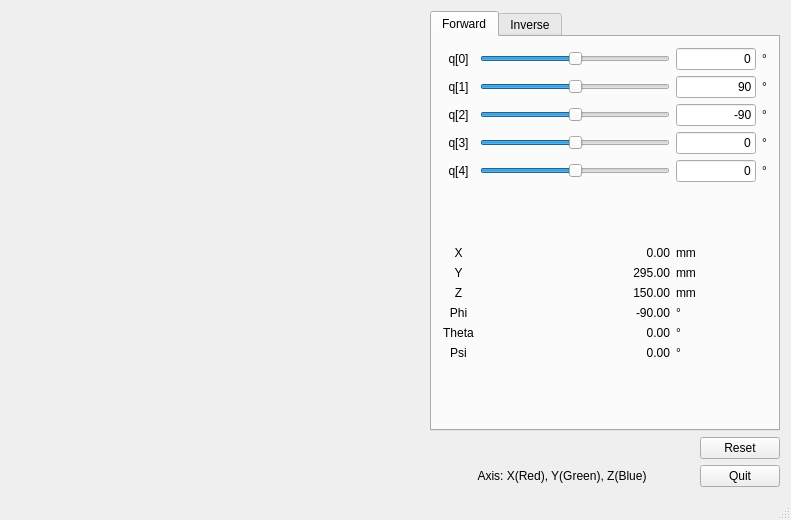
Above: PhantomX-Robot-Arm-Kit/mainwindow.ui from lego8421/PhantomX-Robot-Arm-Kit before the change. Below: the same form after it.
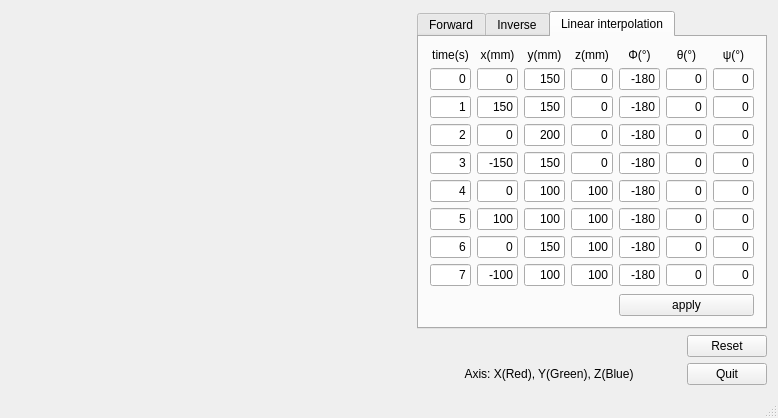
That is the form after the change. The open tabs and pages were chosen to show the change. Icons and pictures are not drawn. Custom widgets are drawn as their Qt base class.

Commit message: Linear interpolation UI 세팅

The edit to the form file:
```diff
--- a/PhantomX-Robot-Arm-Kit/mainwindow.ui
+++ b/PhantomX-Robot-Arm-Kit/mainwindow.ui
@@ -6,8 +6,8 @@
    <rect>
     <x>0</x>
     <y>0</y>
-    <width>791</width>
-    <height>520</height>
+    <width>776</width>
+    <height>408</height>
    </rect>
   </property>
   <property name="sizePolicy">
@@ -52,6 +52,29 @@
       <property name="sizeConstraint">
        <enum>QLayout::SetMinimumSize</enum>
       </property>
+      <item row="1" column="1">
+       <widget class="QPushButton" name="buttonReset">
+        <property name="sizePolicy">
+         <sizepolicy hsizetype="Minimum" vsizetype="Fixed">
+          <horstretch>0</horstretch>
+          <verstretch>0</verstretch>
+         </sizepolicy>
+        </property>
+        <property name="text">
+         <string>Reset</string>
+        </property>
+       </widget>
+      </item>
+      <item row="2" column="0">
+       <widget class="QLabel" name="label_10">
+        <property name="text">
+         <string>Axis: X(Red), Y(Green), Z(Blue)</string>
+        </property>
+        <property name="alignment">
+         <set>Qt::AlignCenter</set>
+        </property>
+       </widget>
+      </item>
       <item row="2" column="1">
        <widget class="QPushButton" name="pushButton_2">
         <property name="sizePolicy">
@@ -144,7 +167,7 @@
             <item row="11" column="0">
              <widget class="QLabel" name="label_20">
               <property name="text">
-               <string>Psi</string>
+               <string>ψ</string>
               </property>
               <property name="alignment">
                <set>Qt::AlignCenter</set>
@@ -180,7 +203,7 @@
             <item row="6" column="0">
              <widget class="QLabel" name="label_11">
               <property name="text">
-               <string>X</string>
+               <string>x</string>
               </property>
               <property name="alignment">
                <set>Qt::AlignCenter</set>
@@ -252,7 +275,7 @@
             <item row="7" column="0">
              <widget class="QLabel" name="label_12">
               <property name="text">
-               <string>Y</string>
+               <string>y</string>
               </property>
               <property name="alignment">
                <set>Qt::AlignCenter</set>
@@ -429,7 +452,7 @@
             <item row="9" column="0">
              <widget class="QLabel" name="label_14">
               <property name="text">
-               <string>Phi</string>
+               <string>Φ</string>
               </property>
               <property name="alignment">
                <set>Qt::AlignCenter</set>
@@ -571,7 +594,7 @@
             <item row="10" column="0">
              <widget class="QLabel" name="label_19">
               <property name="text">
-               <string>Theta</string>
+               <string>θ</string>
               </property>
               <property name="alignment">
                <set>Qt::AlignCenter</set>
@@ -613,7 +636,7 @@
             <item row="8" column="0">
              <widget class="QLabel" name="label_13">
               <property name="text">
-               <string>Z</string>
+               <string>z</string>
               </property>
               <property name="alignment">
                <set>Qt::AlignCenter</set>
@@ -797,7 +820,7 @@
                </sizepolicy>
               </property>
               <property name="text">
-               <string>phi</string>
+               <string>Φ</string>
               </property>
               <property name="alignment">
                <set>Qt::AlignCenter</set>
@@ -846,7 +869,10 @@
                </sizepolicy>
               </property>
               <property name="text">
-               <string>theta</string>
+               <string>θ</string>
+              </property>
+              <property name="alignment">
+               <set>Qt::AlignCenter</set>
               </property>
              </widget>
             </item>
@@ -1078,7 +1104,7 @@
                </sizepolicy>
               </property>
               <property name="text">
-               <string>psi</string>
+               <string>ψ</string>
               </property>
               <property name="alignment">
                <set>Qt::AlignCenter</set>
@@ -1256,29 +1282,667 @@
           </item>
          </layout>
         </widget>
-       </widget>
-      </item>
-      <item row="1" column="1">
-       <widget class="QPushButton" name="buttonReset">
-        <property name="sizePolicy">
-         <sizepolicy hsizetype="Minimum" vsizetype="Fixed">
-          <horstretch>0</horstretch>
-          <verstretch>0</verstretch>
-         </sizepolicy>
-        </property>
-        <property name="text">
-         <string>Reset</string>
-        </property>
-       </widget>
-      </item>
-      <item row="2" column="0">
-       <widget class="QLabel" name="label_10">
-        <property name="text">
-         <string>Axis: X(Red), Y(Green), Z(Blue)</string>
-        </property>
-        <property name="alignment">
-         <set>Qt::AlignCenter</set>
-        </property>
+        <widget class="QWidget" name="tabPath">
+         <attribute name="title">
+          <string>Linear interpolation</string>
+         </attribute>
+         <layout class="QVBoxLayout" name="verticalLayout_3">
+          <item>
+           <layout class="QGridLayout" name="gridLayout_4">
+            <item row="7" column="1">
+             <widget class="QLineEdit" name="lineEditPathX6">
+              <property name="text">
+               <string>0</string>
+              </property>
+              <property name="alignment">
+               <set>Qt::AlignRight|Qt::AlignTrailing|Qt::AlignVCenter</set>
+              </property>
+             </widget>
+            </item>
+            <item row="7" column="0">
+             <widget class="QLineEdit" name="lineEditPathTime6">
+              <property name="text">
+               <string>6</string>
+              </property>
+              <property name="alignment">
+               <set>Qt::AlignRight|Qt::AlignTrailing|Qt::AlignVCenter</set>
+              </property>
+             </widget>
+            </item>
+            <item row="4" column="4">
+             <widget class="QLineEdit" name="lineEditPathPhi3">
+              <property name="text">
+               <string>-180</string>
+              </property>
+              <property name="alignment">
+               <set>Qt::AlignRight|Qt::AlignTrailing|Qt::AlignVCenter</set>
+              </property>
+             </widget>
+            </item>
+            <item row="1" column="3">
+             <widget class="QLineEdit" name="lineEditPathZ0">
+              <property name="text">
+               <string>0</string>
+              </property>
+              <property name="alignment">
+               <set>Qt::AlignRight|Qt::AlignTrailing|Qt::AlignVCenter</set>
+              </property>
+             </widget>
+            </item>
+            <item row="0" column="1">
+             <widget class="QLabel" name="label_42">
+              <property name="text">
+               <string>x(mm)</string>
+              </property>
+              <property name="alignment">
+               <set>Qt::AlignCenter</set>
+              </property>
+             </widget>
+            </item>
+            <item row="1" column="1">
+             <widget class="QLineEdit" name="lineEditPathX0">
+              <property name="text">
+               <string>0</string>
+              </property>
+              <property name="alignment">
+               <set>Qt::AlignRight|Qt::AlignTrailing|Qt::AlignVCenter</set>
+              </property>
+             </widget>
+            </item>
+            <item row="1" column="4">
+             <widget class="QLineEdit" name="lineEditPathPhi0">
+              <property name="text">
+               <string>-180</string>
+              </property>
+              <property name="alignment">
+               <set>Qt::AlignRight|Qt::AlignTrailing|Qt::AlignVCenter</set>
+              </property>
+             </widget>
+            </item>
+            <item row="0" column="5">
+             <widget class="QLabel" name="label_51">
+              <property name="text">
+               <string>θ(°)</string>
+              </property>
+              <property name="alignment">
+               <set>Qt::AlignCenter</set>
+              </property>
+             </widget>
+            </item>
+            <item row="1" column="2">
+             <widget class="QLineEdit" name="lineEditPathY0">
+              <property name="text">
+               <string>150</string>
+              </property>
+              <property name="alignment">
+               <set>Qt::AlignRight|Qt::AlignTrailing|Qt::AlignVCenter</set>
+              </property>
+             </widget>
+            </item>
+            <item row="1" column="0">
+             <widget class="QLineEdit" name="lineEditPathTime0">
+              <property name="text">
+               <string>0</string>
+              </property>
+              <property name="alignment">
+               <set>Qt::AlignRight|Qt::AlignTrailing|Qt::AlignVCenter</set>
+              </property>
+             </widget>
+            </item>
+            <item row="0" column="0">
+             <widget class="QLabel" name="label_41">
+              <property name="text">
+               <string>time(s)</string>
+              </property>
+              <property name="alignment">
+               <set>Qt::AlignCenter</set>
+              </property>
+             </widget>
+            </item>
+            <item row="0" column="2">
+             <widget class="QLabel" name="label_43">
+              <property name="text">
+               <string>y(mm)</string>
+              </property>
+              <property name="alignment">
+               <set>Qt::AlignCenter</set>
+              </property>
+             </widget>
+            </item>
+            <item row="1" column="5">
+             <widget class="QLineEdit" name="lineEditPathTheta0">
+              <property name="text">
+               <string>0</string>
+              </property>
+              <property name="alignment">
+               <set>Qt::AlignRight|Qt::AlignTrailing|Qt::AlignVCenter</set>
+              </property>
+             </widget>
+            </item>
+            <item row="1" column="6">
+             <widget class="QLineEdit" name="lineEditPathPsi0">
+              <property name="text">
+               <string>0</string>
+              </property>
+              <property name="alignment">
+               <set>Qt::AlignRight|Qt::AlignTrailing|Qt::AlignVCenter</set>
+              </property>
+             </widget>
+            </item>
+            <item row="0" column="4">
+             <widget class="QLabel" name="label_45">
+              <property name="text">
+               <string>Φ(°)</string>
+              </property>
+              <property name="alignment">
+               <set>Qt::AlignCenter</set>
+              </property>
+             </widget>
+            </item>
+            <item row="0" column="3">
+             <widget class="QLabel" name="label_44">
+              <property name="text">
+               <string>z(mm)</string>
+              </property>
+              <property name="alignment">
+               <set>Qt::AlignCenter</set>
+              </property>
+             </widget>
+            </item>
+            <item row="0" column="6">
+             <widget class="QLabel" name="label_52">
+              <property name="text">
+               <string>ψ(°)</string>
+              </property>
+              <property name="alignment">
+               <set>Qt::AlignCenter</set>
+              </property>
+             </widget>
+            </item>
+            <item row="2" column="1">
+             <widget class="QLineEdit" name="lineEditPathX1">
+              <property name="text">
+               <string>150</string>
+              </property>
+              <property name="alignment">
+               <set>Qt::AlignRight|Qt::AlignTrailing|Qt::AlignVCenter</set>
+              </property>
+             </widget>
+            </item>
+            <item row="2" column="2">
+             <widget class="QLineEdit" name="lineEditPathY1">
+              <property name="text">
+               <string>150</string>
+              </property>
+              <property name="alignment">
+               <set>Qt::AlignRight|Qt::AlignTrailing|Qt::AlignVCenter</set>
+              </property>
+             </widget>
+            </item>
+            <item row="7" column="2">
+             <widget class="QLineEdit" name="lineEditPathY6">
+              <property name="text">
+               <string>150</string>
+              </property>
+              <property name="alignment">
+               <set>Qt::AlignRight|Qt::AlignTrailing|Qt::AlignVCenter</set>
+              </property>
+             </widget>
+            </item>
+            <item row="7" column="3">
+             <widget class="QLineEdit" name="lineEditPathZ6">
+              <property name="text">
+               <string>100</string>
+              </property>
+              <property name="alignment">
+               <set>Qt::AlignRight|Qt::AlignTrailing|Qt::AlignVCenter</set>
+              </property>
+             </widget>
+            </item>
+            <item row="7" column="6">
+             <widget class="QLineEdit" name="lineEditPathPsi6">
+              <property name="text">
+               <string>0</string>
+              </property>
+              <property name="alignment">
+               <set>Qt::AlignRight|Qt::AlignTrailing|Qt::AlignVCenter</set>
+              </property>
+             </widget>
+            </item>
+            <item row="3" column="6">
+             <widget class="QLineEdit" name="lineEditPathPsi2">
+              <property name="text">
+               <string>0</string>
+              </property>
+              <property name="alignment">
+               <set>Qt::AlignRight|Qt::AlignTrailing|Qt::AlignVCenter</set>
+              </property>
+             </widget>
+            </item>
+            <item row="4" column="2">
+             <widget class="QLineEdit" name="lineEditPathY3">
+              <property name="text">
+               <string>150</string>
+              </property>
+              <property name="alignment">
+               <set>Qt::AlignRight|Qt::AlignTrailing|Qt::AlignVCenter</set>
+              </property>
+             </widget>
+            </item>
+            <item row="4" column="1">
+             <widget class="QLineEdit" name="lineEditPathX3">
+              <property name="text">
+               <string>-150</string>
+              </property>
+              <property name="alignment">
+               <set>Qt::AlignRight|Qt::AlignTrailing|Qt::AlignVCenter</set>
+              </property>
+             </widget>
+            </item>
+            <item row="5" column="2">
+             <widget class="QLineEdit" name="lineEditPathY4">
+              <property name="text">
+               <string>100</string>
+              </property>
+              <property name="alignment">
+               <set>Qt::AlignRight|Qt::AlignTrailing|Qt::AlignVCenter</set>
+              </property>
+             </widget>
+            </item>
+            <item row="4" column="5">
+             <widget class="QLineEdit" name="lineEditPathTheta3">
+              <property name="text">
+               <string>0</string>
+              </property>
+              <property name="alignment">
+               <set>Qt::AlignRight|Qt::AlignTrailing|Qt::AlignVCenter</set>
+              </property>
+             </widget>
+            </item>
+            <item row="4" column="6">
+             <widget class="QLineEdit" name="lineEditPathPsi3">
+              <property name="text">
+               <string>0</string>
+              </property>
+              <property name="alignment">
+               <set>Qt::AlignRight|Qt::AlignTrailing|Qt::AlignVCenter</set>
+              </property>
+             </widget>
+            </item>
+            <item row="5" column="3">
+             <widget class="QLineEdit" name="lineEditPathZ4">
+              <property name="text">
+               <string>100</string>
+              </property>
+              <property name="alignment">
+               <set>Qt::AlignRight|Qt::AlignTrailing|Qt::AlignVCenter</set>
+              </property>
+             </widget>
+            </item>
+            <item row="5" column="4">
+             <widget class="QLineEdit" name="lineEditPathPhi4">
+              <property name="text">
+               <string>-180</string>
+              </property>
+              <property name="alignment">
+               <set>Qt::AlignRight|Qt::AlignTrailing|Qt::AlignVCenter</set>
+              </property>
+             </widget>
+            </item>
+            <item row="6" column="1">
+             <widget class="QLineEdit" name="lineEditPathX5">
+              <property name="text">
+               <string>100</string>
+              </property>
+              <property name="alignment">
+               <set>Qt::AlignRight|Qt::AlignTrailing|Qt::AlignVCenter</set>
+              </property>
+             </widget>
+            </item>
+            <item row="5" column="0">
+             <widget class="QLineEdit" name="lineEditPathTime4">
+              <property name="text">
+               <string>4</string>
+              </property>
+              <property name="alignment">
+               <set>Qt::AlignRight|Qt::AlignTrailing|Qt::AlignVCenter</set>
+              </property>
+             </widget>
+            </item>
+            <item row="5" column="1">
+             <widget class="QLineEdit" name="lineEditPathX4">
+              <property name="text">
+               <string>0</string>
+              </property>
+              <property name="alignment">
+               <set>Qt::AlignRight|Qt::AlignTrailing|Qt::AlignVCenter</set>
+              </property>
+             </widget>
+            </item>
+            <item row="6" column="2">
+             <widget class="QLineEdit" name="lineEditPathY5">
+              <property name="text">
+               <string>100</string>
+              </property>
+              <property name="alignment">
+               <set>Qt::AlignRight|Qt::AlignTrailing|Qt::AlignVCenter</set>
+              </property>
+             </widget>
+            </item>
+            <item row="5" column="5">
+             <widget class="QLineEdit" name="lineEditPathTheta4">
+              <property name="text">
+               <string>0</string>
+              </property>
+              <property name="alignment">
+               <set>Qt::AlignRight|Qt::AlignTrailing|Qt::AlignVCenter</set>
+              </property>
+             </widget>
+            </item>
+            <item row="6" column="0">
+             <widget class="QLineEdit" name="lineEditPathTime5">
+              <property name="text">
+               <string>5</string>
+              </property>
+              <property name="alignment">
+               <set>Qt::AlignRight|Qt::AlignTrailing|Qt::AlignVCenter</set>
+              </property>
+             </widget>
+            </item>
+            <item row="6" column="6">
+             <widget class="QLineEdit" name="lineEditPathPsi5">
+              <property name="text">
+               <string>0</string>
+              </property>
+              <property name="alignment">
+               <set>Qt::AlignRight|Qt::AlignTrailing|Qt::AlignVCenter</set>
+              </property>
+             </widget>
+            </item>
+            <item row="5" column="6">
+             <widget class="QLineEdit" name="lineEditPathPsi4">
+              <property name="text">
+               <string>0</string>
+              </property>
+              <property name="alignment">
+               <set>Qt::AlignRight|Qt::AlignTrailing|Qt::AlignVCenter</set>
+              </property>
+             </widget>
+            </item>
+            <item row="9" column="6">
+             <spacer name="verticalSpacer_5">
+              <property name="orientation">
+               <enum>Qt::Vertical</enum>
+              </property>
+              <property name="sizeHint" stdset="0">
+               <size>
+                <width>20</width>
+                <height>40</height>
+               </size>
+              </property>
+             </spacer>
+            </item>
+            <item row="6" column="5">
+             <widget class="QLineEdit" name="lineEditPathTheta5">
+              <property name="text">
+               <string>0</string>
+              </property>
+              <property name="alignment">
+               <set>Qt::AlignRight|Qt::AlignTrailing|Qt::AlignVCenter</set>
+              </property>
+             </widget>
+            </item>
+            <item row="6" column="3">
+             <widget class="QLineEdit" name="lineEditPathZ5">
+              <property name="text">
+               <string>100</string>
+              </property>
+              <property name="alignment">
+               <set>Qt::AlignRight|Qt::AlignTrailing|Qt::AlignVCenter</set>
+              </property>
+             </widget>
+            </item>
+            <item row="6" column="4">
+             <widget class="QLineEdit" name="lineEditPathPhi5">
+              <property name="text">
+               <string>-180</string>
+              </property>
+              <property name="alignment">
+               <set>Qt::AlignRight|Qt::AlignTrailing|Qt::AlignVCenter</set>
+              </property>
+             </widget>
+            </item>
+            <item row="7" column="4">
+             <widget class="QLineEdit" name="lineEditPathPhi6">
+              <property name="text">
+               <string>-180</string>
+              </property>
+              <property name="alignment">
+               <set>Qt::AlignRight|Qt::AlignTrailing|Qt::AlignVCenter</set>
+              </property>
+             </widget>
+            </item>
+            <item row="7" column="5">
+             <widget class="QLineEdit" name="lineEditPathTheta6">
+              <property name="text">
+               <string>0</string>
+              </property>
+              <property name="alignment">
+               <set>Qt::AlignRight|Qt::AlignTrailing|Qt::AlignVCenter</set>
+              </property>
+             </widget>
+            </item>
+            <item row="2" column="4">
+             <widget class="QLineEdit" name="lineEditPathPhi1">
+              <property name="text">
+               <string>-180</string>
+              </property>
+              <property name="alignment">
+               <set>Qt::AlignRight|Qt::AlignTrailing|Qt::AlignVCenter</set>
+              </property>
+             </widget>
+            </item>
+            <item row="3" column="4">
+             <widget class="QLineEdit" name="lineEditPathPhi2">
+              <property name="text">
+               <string>-180</string>
+              </property>
+              <property name="alignment">
+               <set>Qt::AlignRight|Qt::AlignTrailing|Qt::AlignVCenter</set>
+              </property>
+             </widget>
+            </item>
+            <item row="2" column="3">
+             <widget class="QLineEdit" name="lineEditPathZ1">
+              <property name="text">
+               <string>0</string>
+              </property>
+              <property name="alignment">
+               <set>Qt::AlignRight|Qt::AlignTrailing|Qt::AlignVCenter</set>
+              </property>
+             </widget>
+            </item>
+            <item row="3" column="5">
+             <widget class="QLineEdit" name="lineEditPathTheta2">
+              <property name="text">
+               <string>0</string>
+              </property>
+              <property name="alignment">
+               <set>Qt::AlignRight|Qt::AlignTrailing|Qt::AlignVCenter</set>
+              </property>
+             </widget>
+            </item>
+            <item row="3" column="0">
+             <widget class="QLineEdit" name="lineEditPathTime2">
+              <property name="text">
+               <string>2</string>
+              </property>
+              <property name="alignment">
+               <set>Qt::AlignRight|Qt::AlignTrailing|Qt::AlignVCenter</set>
+              </property>
+             </widget>
+            </item>
+            <item row="3" column="1">
+             <widget class="QLineEdit" name="lineEditPathX2">
+              <property name="text">
+               <string>0</string>
+              </property>
+              <property name="alignment">
+               <set>Qt::AlignRight|Qt::AlignTrailing|Qt::AlignVCenter</set>
+              </property>
+             </widget>
+            </item>
+            <item row="2" column="6">
+             <widget class="QLineEdit" name="lineEditPathPsi1">
+              <property name="text">
+               <string>0</string>
+              </property>
+              <property name="alignment">
+               <set>Qt::AlignRight|Qt::AlignTrailing|Qt::AlignVCenter</set>
+              </property>
+             </widget>
+            </item>
+            <item row="3" column="2">
+             <widget class="QLineEdit" name="lineEditPathY2">
+              <property name="text">
+               <string>200</string>
+              </property>
+              <property name="alignment">
+               <set>Qt::AlignRight|Qt::AlignTrailing|Qt::AlignVCenter</set>
+              </property>
+             </widget>
+            </item>
+            <item row="2" column="5">
+             <widget class="QLineEdit" name="lineEditPathTheta1">
+              <property name="text">
+               <string>0</string>
+              </property>
+              <property name="alignment">
+               <set>Qt::AlignRight|Qt::AlignTrailing|Qt::AlignVCenter</set>
+              </property>
+             </widget>
+            </item>
+            <item row="3" column="3">
+             <widget class="QLineEdit" name="lineEditPathZ2">
+              <property name="text">
+               <string>0</string>
+              </property>
+              <property name="alignment">
+               <set>Qt::AlignRight|Qt::AlignTrailing|Qt::AlignVCenter</set>
+              </property>
+             </widget>
+            </item>
+            <item row="2" column="0">
+             <widget class="QLineEdit" name="lineEditPathTime1">
+              <property name="text">
+               <string>1</string>
+              </property>
+              <property name="alignment">
+               <set>Qt::AlignRight|Qt::AlignTrailing|Qt::AlignVCenter</set>
+              </property>
+             </widget>
+            </item>
+            <item row="4" column="3">
+             <widget class="QLineEdit" name="lineEditPathZ3">
+              <property name="text">
+               <string>0</string>
+              </property>
+              <property name="alignment">
+               <set>Qt::AlignRight|Qt::AlignTrailing|Qt::AlignVCenter</set>
+              </property>
+             </widget>
+            </item>
+            <item row="10" column="4" colspan="3">
+             <widget class="QPushButton" name="pushButtonPathApply">
+              <property name="text">
+               <string>apply</string>
+              </property>
+             </widget>
+            </item>
+            <item row="4" column="0">
+             <widget class="QLineEdit" name="lineEditPathTime3">
+              <property name="text">
+               <string>3</string>
+              </property>
+              <property name="alignment">
+               <set>Qt::AlignRight|Qt::AlignTrailing|Qt::AlignVCenter</set>
+              </property>
+             </widget>
+            </item>
+            <item row="8" column="0">
+             <widget class="QLineEdit" name="lineEditPathTime7">
+              <property name="text">
+               <string>7</string>
+              </property>
+              <property name="alignment">
+               <set>Qt::AlignRight|Qt::AlignTrailing|Qt::AlignVCenter</set>
+              </property>
+             </widget>
+            </item>
+            <item row="8" column="1">
+             <widget class="QLineEdit" name="lineEditPathX7">
+              <property name="text">
+               <string>-100</string>
+              </property>
+              <property name="alignment">
+               <set>Qt::AlignRight|Qt::AlignTrailing|Qt::AlignVCenter</set>
+              </property>
+             </widget>
+            </item>
+            <item row="8" column="2">
+             <widget class="QLineEdit" name="lineEditPathY7">
+              <property name="text">
+               <string>100</string>
+              </property>
+              <property name="alignment">
+               <set>Qt::AlignRight|Qt::AlignTrailing|Qt::AlignVCenter</set>
+              </property>
+             </widget>
+            </item>
+            <item row="8" column="3">
+             <widget class="QLineEdit" name="lineEditPathZ7">
+              <property name="text">
+               <string>100</string>
+              </property>
+              <property name="alignment">
+               <set>Qt::AlignRight|Qt::AlignTrailing|Qt::AlignVCenter</set>
+              </property>
+             </widget>
+            </item>
+            <item row="8" column="4">
+             <widget class="QLineEdit" name="lineEditPathPhi7">
+              <property name="text">
+               <string>-180</string>
+              </property>
+              <property name="alignment">
+               <set>Qt::AlignRight|Qt::AlignTrailing|Qt::AlignVCenter</set>
+              </property>
+             </widget>
+            </item>
+            <item row="8" column="5">
+             <widget class="QLineEdit" name="lineEditPathTheta7">
+              <property name="text">
+               <string>0</string>
+              </property>
+              <property name="alignment">
+               <set>Qt::AlignRight|Qt::AlignTrailing|Qt::AlignVCenter</set>
+              </property>
+             </widget>
+            </item>
+            <item row="8" column="6">
+             <widget class="QLineEdit" name="lineEditPathPsi7">
+              <property name="text">
+               <string>0</string>
+              </property>
+              <property name="alignment">
+               <set>Qt::AlignRight|Qt::AlignTrailing|Qt::AlignVCenter</set>
+              </property>
+             </widget>
+            </item>
+           </layout>
+          </item>
+         </layout>
+        </widget>
        </widget>
       </item>
      </layout>
```
The commit also changes 2 other files.
